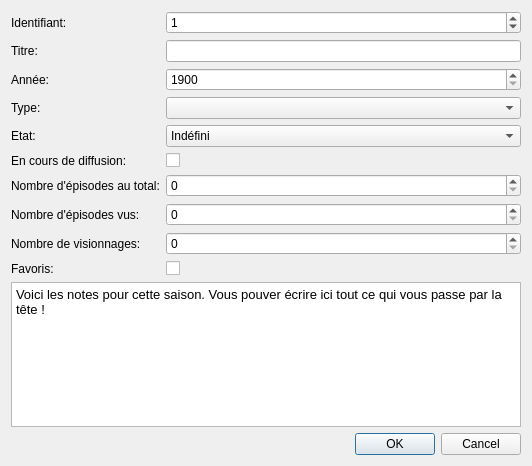
Old version of the form src/ui/dialogs/season.ui in the repository seigneurfuo/MyAnimeManager3.
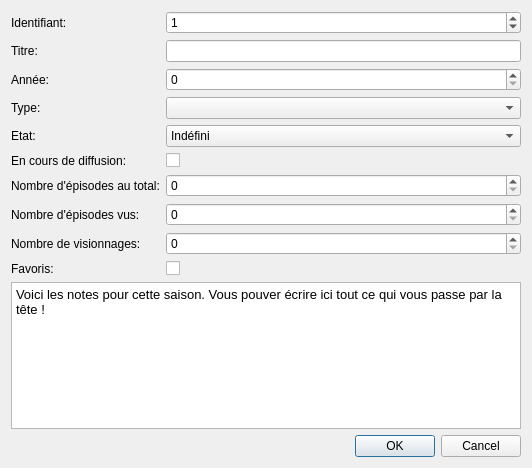
New version of the form. Icons and pictures are not drawn.

Commit message: Passage à l'année 0 pour indiquer l'absence d'année et retourner None.

```diff
--- a/src/ui/dialogs/season.ui
+++ b/src/ui/dialogs/season.ui
@@ -10,7 +10,7 @@
     <x>0</x>
     <y>0</y>
     <width>532</width>
-    <height>466</height>
+    <height>468</height>
    </rect>
   </property>
   <property name="windowTitle">
@@ -142,11 +142,14 @@
      <item row="2" column="2">
       <widget class="QSpinBox" name="spinBox_5">
        <property name="minimum">
-        <number>1900</number>
+        <number>0</number>
        </property>
        <property name="maximum">
         <number>2050</number>
        </property>
+       <property name="value">
+        <number>0</number>
+       </property>
       </widget>
      </item>
      <item row="10" column="0" colspan="3">
```
The commit also changes 1 other file.
